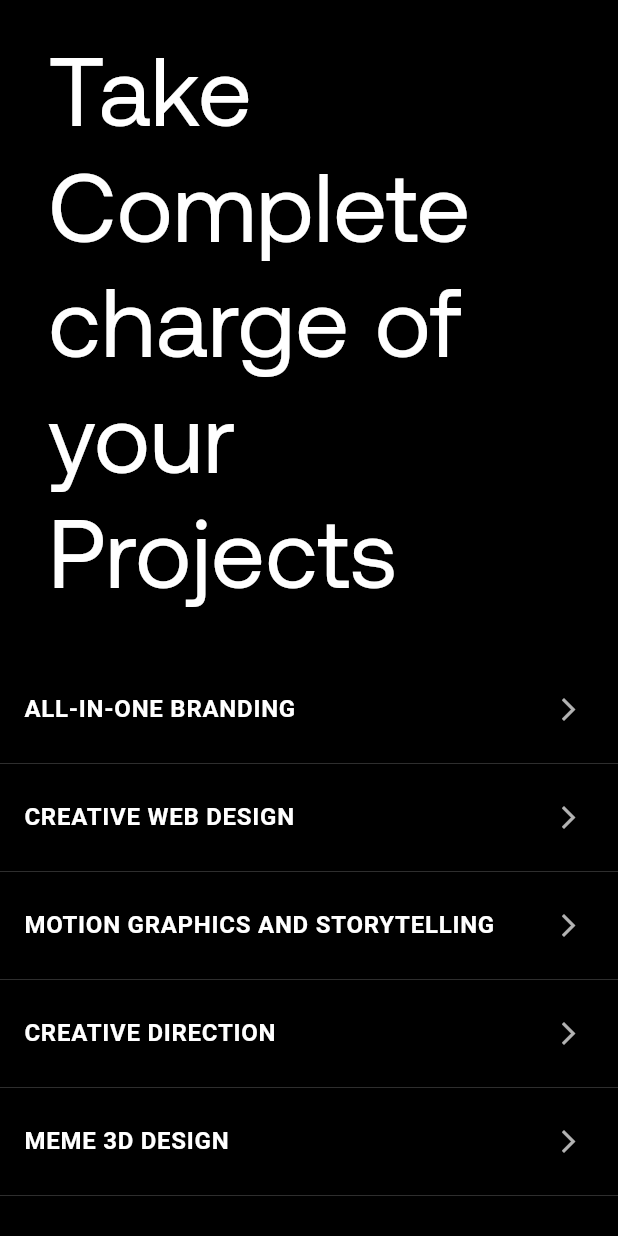
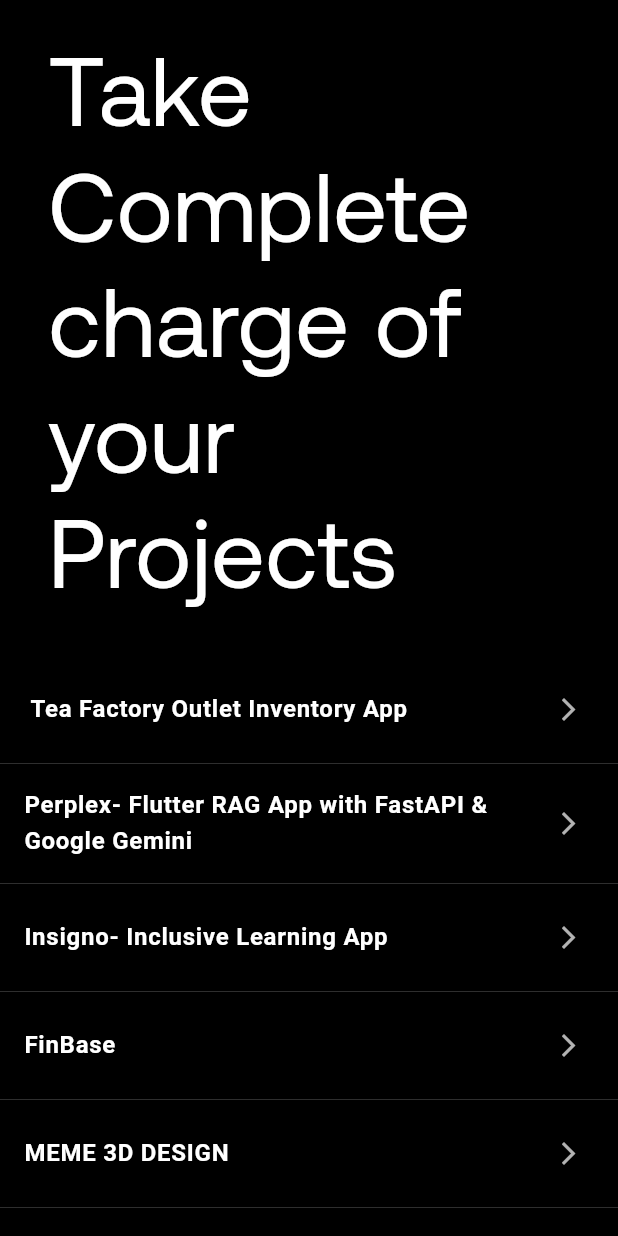
Before and after one commit to Jotham0505/portfolio, a Flutter app: the ProjectAccordion widget shown alone on an empty page, opened directly, on a phone screen of 412 x 824 dp. Run offline on Flutter 3.47's test engine with Material 3 defaults, Android fonts, the phone set to English and light mode, and no system bars; our stand-ins replace flutter_animate, font_awesome_flutter, google_fonts.

Commit message:
project details

```diff
--- a/lib/widgets/projects.dart
+++ b/lib/widgets/projects.dart
@@ -12,22 +12,31 @@
 
   final projects = [
     {
-      "title": "ALL-IN-ONE BRANDING",
+      "title": " Tea Factory Outlet Inventory App",
       "details": "Details about branding projects here.",
       "image": "assets/images/logo.png"
     },
     {
-      "title": "CREATIVE WEB DESIGN",
+      "title": "Perplex- Flutter RAG App with FastAPI & Google Gemini",
       "details": "Details about web design projects here.",
       "image": "assets/images/logo.png"
     },
     {
-      "title": "MOTION GRAPHICS AND STORYTELLING",
-      "details": "Details about motion graphics projects here.",
+      "title": "Insigno- Inclusive Learning App",
+      "details":
+          """Developed a learning application for Gujarati, Mathematics, and Science with integrated Indian Sign Language interpretation for accessibility.
+
+Implemented text-to-sign, speech-to-sign, and sign-to-text/speech conversion tools, enabling seamless communication.
+
+Designed interactive exercises, quizzes, and progress tracking dashboards for students, teachers, and parents.
+
+Created and structured 10+ curriculum-aligned learning modules with visual aids and sign-based explanations.
+
+Focused on inclusive education by combining AI-driven sign language translation with engaging e-learning methods.""",
       "image": "assets/images/logo.png"
     },
     {
-      "title": "CREATIVE DIRECTION",
+      "title": "FinBase",
       "details": "Details about creative direction projects here.",
       "image": "assets/images/logo.png"
     },
```
